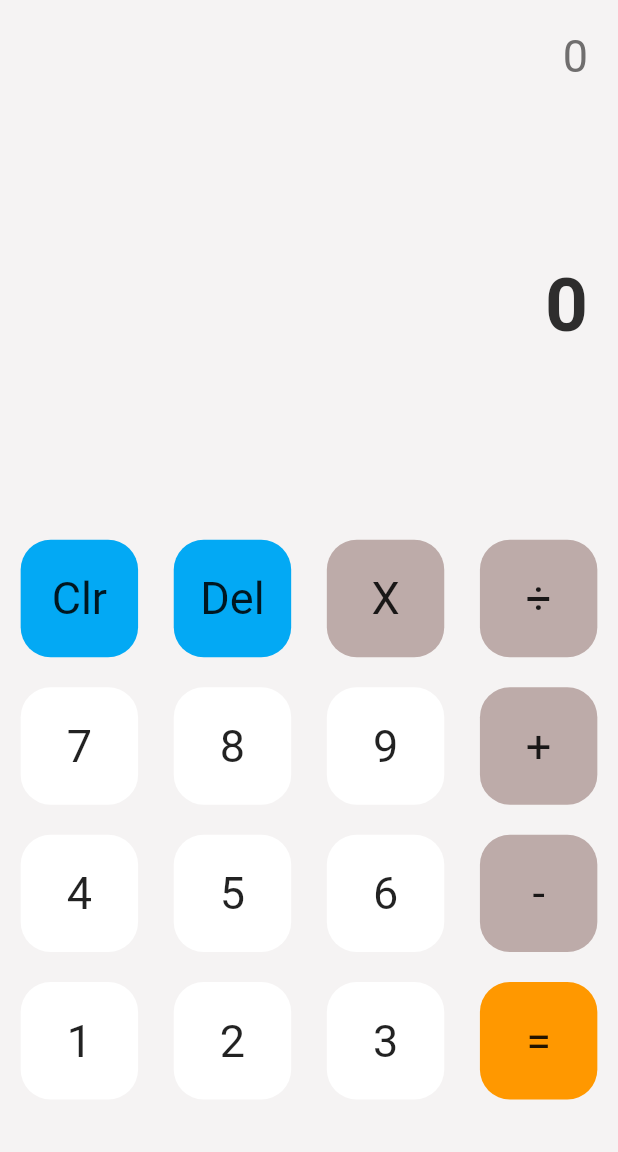
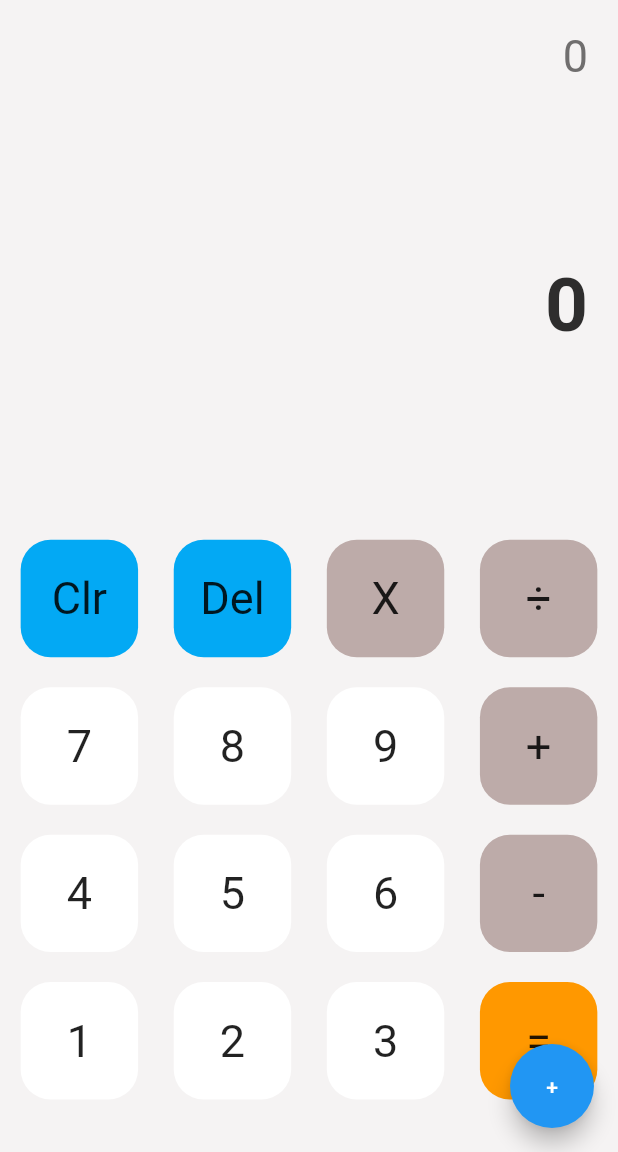
Before and after one commit to yassine-ramla/flutter-simple-calculator, a Flutter app: the screen it shows after launch, on a phone screen of 412 x 824 dp, the part 84-1236 px from its top. Run offline on Flutter 3.47's test engine with Material 2 defaults, Android fonts, the phone set to English and light mode, and no system bars; our stand-ins replace math_expressions.

Commit message:
adding floating action button ()

```diff
--- a/lib/homePage.dart
+++ b/lib/homePage.dart
@@ -21,6 +21,7 @@ class _HomePageState extends State<HomePage> {
     return Scaffold(
       backgroundColor: const Color.fromARGB(255, 245, 243, 243),
       drawer: const Drawer(),
+      floatingActionButton: FloatingActionButton(onPressed: (){},child:const Text("+"),),
       appBar: AppBar(
         title: const Text(
           "calculator",
```
